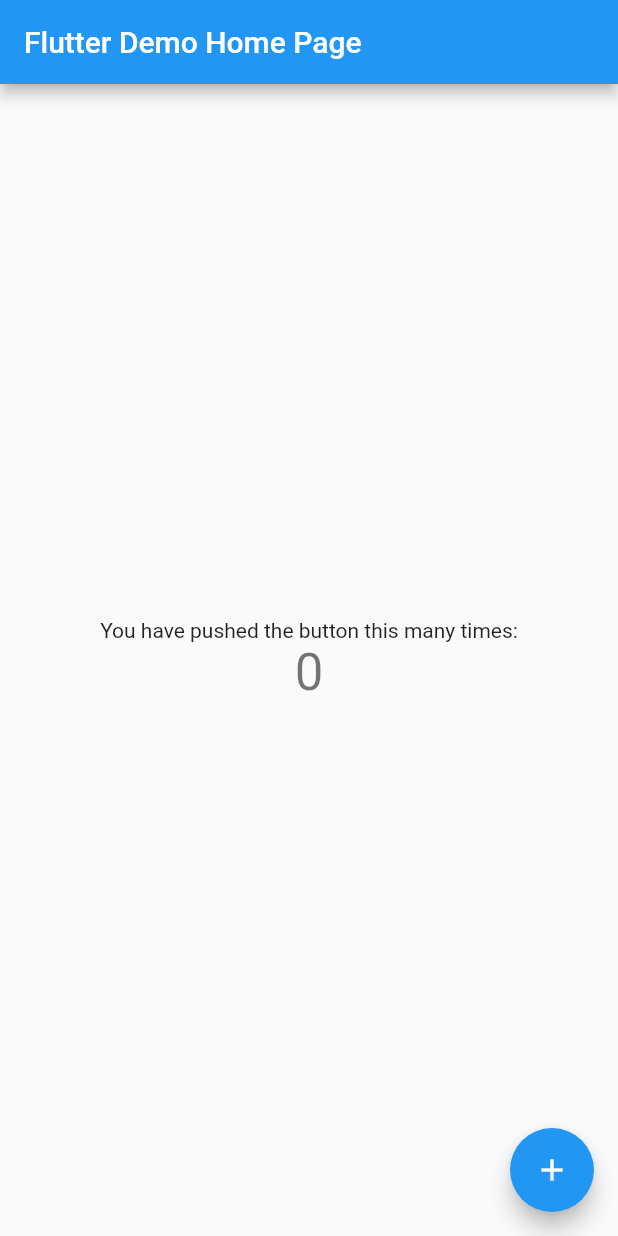
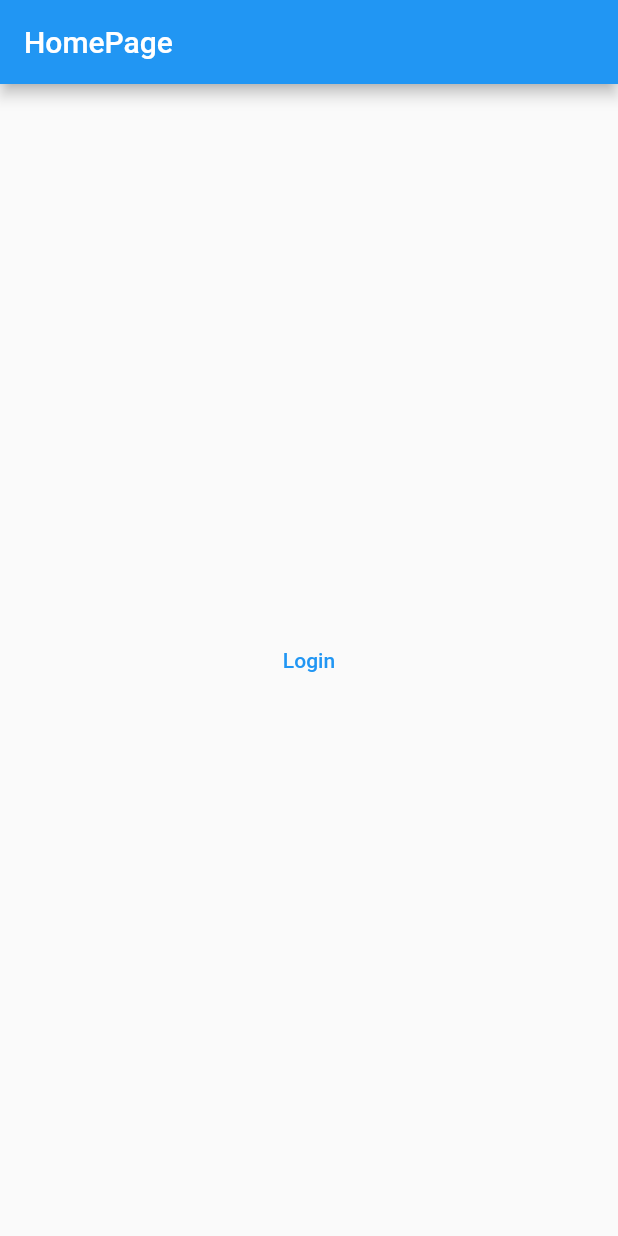
Before and after one commit to medzsikmisi/project_trinity, a Flutter app: the screen it shows after launch, on a phone screen of 412 x 824 dp. Run offline on Flutter 3.47's test engine with Material 2 defaults, Android fonts, the phone set to English and light mode, and no system bars; our stand-ins replace get.

Commit message:
Adding essential pages, some plugin and some navigation

```diff
--- a/lib/main.dart
+++ b/lib/main.dart
@@ -1,4 +1,8 @@
 import 'package:flutter/material.dart';
+import 'package:get/get.dart';
+import 'package:project_trinity/screens/home.dart';
+import 'package:project_trinity/screens/login.dart';
+import 'package:project_trinity/screens/signup.dart';
 
 void main() {
   runApp(const MyApp());
@@ -7,112 +11,16 @@ void main() {
 class MyApp extends StatelessWidget {
   const MyApp({Key? key}) : super(key: key);
 
-  // This widget is the root of your application.
   @override
   Widget build(BuildContext context) {
-    return MaterialApp(
-      title: 'Flutter Demo',
-      theme: ThemeData(
-        // This is the theme of your application.
-        //
-        // Try running your application with "flutter run". You'll see the
-        // application has a blue toolbar. Then, without quitting the app, try
-        // changing the primarySwatch below to Colors.green and then invoke
-        // "hot reload" (press "r" in the console where you ran "flutter run",
-        // or simply save your changes to "hot reload" in a Flutter IDE).
-        // Notice that the counter didn't reset back to zero; the application
-        // is not restarted.
-        primarySwatch: Colors.blue,
-      ),
-      home: const MyHomePage(title: 'Flutter Demo Home Page'),
+    return GetMaterialApp(
+      debugShowCheckedModeBanner: false,
+      initialRoute: '/',
+      getPages: [
+        GetPage(name: '/', page: () => const HomePage()),
+        GetPage(name: '/login', page: () => const LoginPage()),
+        GetPage(name: '/signup', page: () => const SignUpPage()),
+      ],
     );
   }
 }
-
-class MyHomePage extends StatefulWidget {
-  const MyHomePage({Key? key, required this.title}) : super(key: key);
-
-  // This widget is the home page of your application. It is stateful, meaning
-  // that it has a State object (defined below) that contains fields that affect
-  // how it looks.
-
-  // This class is the configuration for the state. It holds the values (in this
-  // case the title) provided by the parent (in this case the App widget) and
-  // used by the build method of the State. Fields in a Widget subclass are
-  // always marked "final".
-
-  final String title;
-
-  @override
-  State<MyHomePage> createState() => _MyHomePageState();
-}
-
-class _MyHomePageState extends State<MyHomePage> {
-  int _counter = 0;
-
-  void _incrementCounter() {
-    setState(() {
-      // This call to setState tells the Flutter framework that something has
-      // changed in this State, which causes it to rerun the build method below
-      // so that the display can reflect the updated values. If we changed
-      // _counter without calling setState(), then the build method would not be
-      // called again, and so nothing would appear to happen.
-      _counter++;
-    });
-  }
-
-  @override
-  Widget build(BuildContext context) {
-    // This method is rerun every time setState is called, for instance as done
-    // by the _incrementCounter method above.
-    //
-    // The Flutter framework has been optimized to make rerunning build methods
-    // fast, so that you can just rebuild anything that needs updating rather
-    // than having to individually change instances of widgets.
-    return Scaffold(
-      appBar: AppBar(
-        // Here we take the value from the MyHomePage object that was created by
-        // the App.build method, and use it to set our appbar title.
-        title: Text(widget.title),
-      ),
-      body: Center(
-        // Center is a layout widget. It takes a single child and positions it
-        // in the middle of the parent.
-        child: Column(
-          // Column is also a layout widget. It takes a list of children and
-          // arranges them vertically. By default, it sizes itself to fit its
-          // children horizontally, and tries to be as tall as its parent.
-          //
-          // Invoke "debug painting" (press "p" in the console, choose the
-          // "Toggle Debug Paint" action from the Flutter Inspector in Android
-          // Studio, or the "Toggle Debug Paint" command in Visual Studio Code)
-          // to see the wireframe for each widget.
-          //
-          // Column has various properties to control how it sizes itself and
-          // how it positions its children. Here we use mainAxisAlignment to
-          // center the children vertically; the main axis here is the vertical
-          // axis because Columns are vertical (the cross axis would be
-          // horizontal).
-          mainAxisAlignment: MainAxisAlignment.center,
-          children: <Widget>[
-            const Text(
-              'You have pushed the button this many times:',
-            ),
-            Text(
-              '$_counter',
-              style: Theme
-                  .of(context)
-                  .textTheme
-                  .headline4,
-            ),
-          ],
-        ),
-      ),
-      floatingActionButton: FloatingActionButton(
-        onPressed: _incrementCounter,
-        tooltip: 'Increment',
-        child: const Icon(Icons.add),
-      ), // This trailing comma makes auto-formatting nicer for build methods.
-    );
-  }
-}
--- /dev/null
+++ b/lib/screens/home.dart
@@ -0,0 +1,19 @@
+import 'package:flutter/material.dart';
+import 'package:get/get.dart';
+
+class HomePage extends StatelessWidget {
+  const HomePage({Key? key}) : super(key: key);
+
+  @override
+  Widget build(BuildContext context) {
+    return Scaffold(
+      appBar: AppBar(
+        title: const Text('HomePage'),
+      ),
+      body: Center(
+        child: TextButton(
+            child: Text('Login'), onPressed: () => Get.offNamed('/login')),
+      ),
+    );
+  }
+}
```
Also changed, not shown: lib/screens/login.dart (added, +25 -0 lines), lib/screens/signup.dart (added, +14 -0 lines), pubspec.yaml (+4 -5 lines), pubspec.lock.
